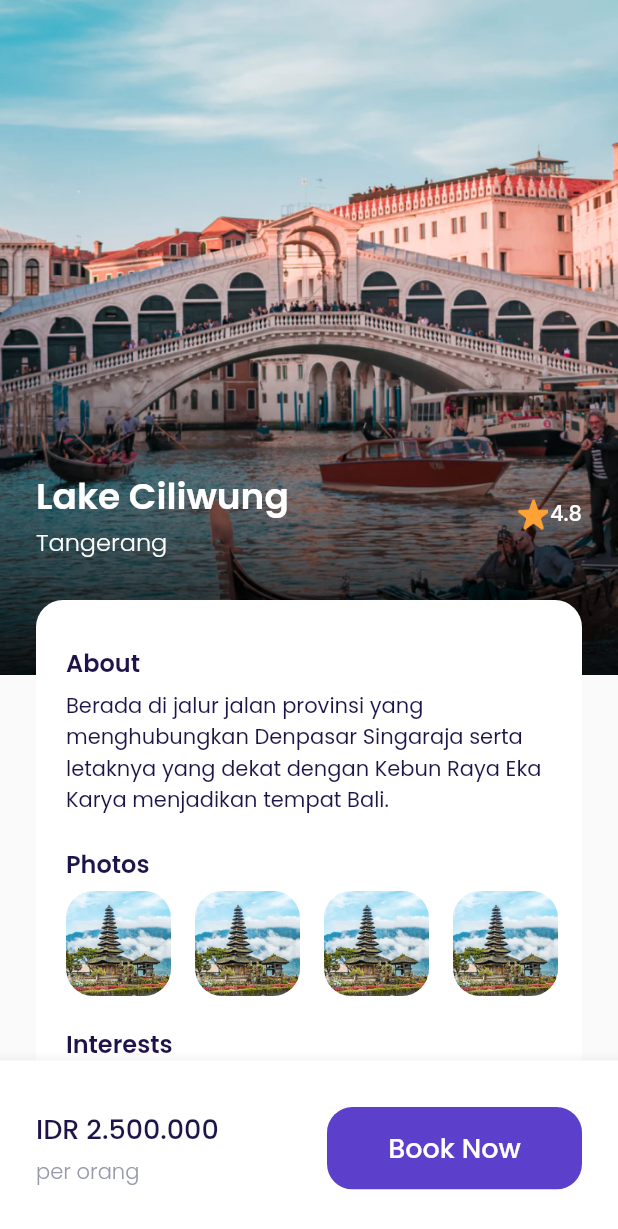
After one commit to rudiusman18/Travel-App, a Flutter app: the HomePage screen opened directly, after a tap on "4.8", on a phone screen of 412 x 824 dp. The commit adds this screen. Shown: the top 1229 px of the screen. Run offline on Flutter 3.47's test engine with Material 2 defaults, Android fonts, the phone set to English and light mode, and no system bars; our stand-ins replace google_fonts, page_transition.

Commit message:
Update Latest Rudi Usman

```diff
--- a/lib/main.dart
+++ b/lib/main.dart
@@ -4,20 +4,20 @@ import 'package:airplane_mobile/user%20interface/pages/main_page.dart';
 import 'package:airplane_mobile/user%20interface/pages/sign_up_page.dart';
 import 'package:airplane_mobile/user%20interface/pages/splash_screen.dart';
 import 'package:flutter/material.dart';
+import 'package:flutter/services.dart';
 import 'package:page_transition/page_transition.dart';
 
 void main(List<String> args) {
-  // NOTE: kode dibawah ini akan diimplementasikan nanti karena ada error Null Value saat ini
-  // SystemChrome.setPreferredOrientations([
-  //   DeviceOrientation.portraitUp,
-  //   DeviceOrientation.portraitDown,
-  // ]);
   runApp(MyApp());
 }
 
 class MyApp extends StatelessWidget {
   @override
   Widget build(BuildContext context) {
+    SystemChrome.setPreferredOrientations([
+      DeviceOrientation.portraitUp,
+      DeviceOrientation.portraitDown,
+    ]);
     return MaterialApp(
       debugShowCheckedModeBanner: false,
       title: "BWA Airplane",
--- a/lib/user interface/pages/main page/book_page.dart
+++ b/lib/user interface/pages/main page/book_page.dart
@@ -1,5 +1,4 @@
 import 'package:flutter/material.dart';
-import '../../../shared/theme.dart';
 
 class BookPage extends StatelessWidget {
   @override
--- /dev/null
+++ b/lib/user interface/pages/main page/detail_destination_page.dart
@@ -0,0 +1,328 @@
+import 'package:flutter/material.dart';
+import '../../../shared/theme.dart';
+
+class DetailDestinationPage extends StatelessWidget {
+  final String? imgUrl;
+  final String? destinationName;
+  final String? city;
+  final String? star;
+
+  DetailDestinationPage({
+    this.imgUrl,
+    this.destinationName,
+    this.city,
+    this.star,
+  });
+
+  @override
+  Widget build(BuildContext context) {
+    Widget informationTitle() {
+      return Container(
+        padding: EdgeInsets.symmetric(
+          horizontal: defaultMargin,
+        ),
+        width: double.infinity,
+        height: 214,
+        decoration: BoxDecoration(
+            gradient: LinearGradient(
+                begin: Alignment.topCenter,
+                end: Alignment.bottomCenter,
+                colors: [
+              Colors.transparent,
+              Colors.black.withOpacity(0.9),
+            ])),
+        child: Row(
+          children: [
+            Expanded(
+              child: Column(
+                mainAxisAlignment: MainAxisAlignment.center,
+                crossAxisAlignment: CrossAxisAlignment.start,
+                children: [
+                  Flexible(
+                    child: Text(
+                      '$destinationName ',
+                      style: whiteTextStyle.copyWith(
+                        fontSize: 24,
+                        fontWeight: semiBold,
+                      ),
+                      overflow: TextOverflow.fade,
+                    ),
+                  ),
+                  Text(
+                    '$city',
+                    style: whiteTextStyle.copyWith(
+                      fontSize: 16,
+                      fontWeight: light,
+                    ),
+                  ),
+                ],
+              ),
+            ),
+            Container(
+              margin: EdgeInsets.only(right: 1),
+              child: Image.asset(
+                'assets/starIcon.png',
+                width: 21,
+                height: 21,
+              ),
+            ),
+            Text(
+              '$star',
+              style: whiteTextStyle.copyWith(
+                fontWeight: medium,
+              ),
+            ),
+          ],
+        ),
+      );
+    }
+
+    Widget photos({
+      required int position,
+      required String imgUrl,
+    }) {
+      return Container(
+        width: 70,
+        height: 70,
+        margin: EdgeInsets.only(
+          left: position == 0 ? 20 : 16,
+          right: position == 5 ? 20 : 0,
+        ),
+        decoration: BoxDecoration(
+          borderRadius: BorderRadius.circular(18),
+          image: DecorationImage(
+            image: AssetImage('assets/$imgUrl'),
+          ),
+        ),
+      );
+    }
+
+    interestItem({required String interest}) {
+      return Container(
+        width: 116,
+        child: Row(
+          children: [
+            Image.asset(
+              'assets/circle_check_icon.png',
+              width: 16,
+              height: 16,
+            ),
+            SizedBox(
+              width: 6,
+            ),
+            Text(
+              '$interest',
+              style: titleTextStyle,
+            )
+          ],
+        ),
+      );
+    }
+
+    Widget informationDetail() {
+      return Container(
+        margin: EdgeInsets.only(
+          top: 400,
+          left: defaultMargin,
+          right: defaultMargin,
+        ),
+        padding: EdgeInsets.symmetric(
+          vertical: 30,
+        ),
+        width: double.infinity,
+        decoration: BoxDecoration(
+          color: whiteColor,
+          borderRadius: BorderRadius.circular(18),
+        ),
+        child: Column(
+          crossAxisAlignment: CrossAxisAlignment.start,
+          children: [
+            Container(
+              padding: EdgeInsets.symmetric(horizontal: 20),
+              child: Column(
+                crossAxisAlignment: CrossAxisAlignment.start,
+                children: [
+                  Text(
+                    'About',
+                    style: titleTextStyle.copyWith(
+                      fontSize: 16,
+                      fontWeight: semiBold,
+                    ),
+                  ),
+                  // NOTE: about content is here
+                  SizedBox(
+                    height: 6,
+                  ),
+                  Text(
+                    'Berada di jalur jalan provinsi yang menghubungkan Denpasar Singaraja serta letaknya yang dekat dengan Kebun Raya Eka Karya menjadikan tempat Bali.',
+                    style: titleTextStyle,
+                  ),
+                  // ?? PHOTOS SECTION
+                  SizedBox(
+                    height: 20,
+                  ),
+                  Text(
+                    'Photos',
+                    style: titleTextStyle.copyWith(
+                      fontSize: 16,
+                      fontWeight: semiBold,
+                    ),
+                  ),
+                ],
+              ),
+            ),
+// NOTE: -- DIVIDER BETWEEN 'PHOTOS' TEXT TO PHOTOS CONTAINER
+            // NOTE: photos content is here
+            SizedBox(
+              height: 6,
+            ),
+            SingleChildScrollView(
+              scrollDirection: Axis.horizontal,
+              child: Row(
+                children: [
+                  photos(position: 0, imgUrl: 'destination6.png'),
+                  photos(position: 1, imgUrl: 'destination6.png'),
+                  photos(position: 2, imgUrl: 'destination6.png'),
+                  photos(position: 3, imgUrl: 'destination6.png'),
+                  photos(position: 4, imgUrl: 'destination6.png'),
+                  photos(position: 5, imgUrl: 'destination6.png'),
+                ],
+              ),
+            ),
+            SizedBox(
+              height: 20,
+            ),
+            Container(
+              margin: EdgeInsets.symmetric(
+                horizontal: 20,
+              ),
+              child: Column(
+                crossAxisAlignment: CrossAxisAlignment.start,
+                children: [
+                  Text(
+                    'Interests',
+                    style: titleTextStyle.copyWith(
+                      fontSize: 16,
+                      fontWeight: semiBold,
+                    ),
+                  ),
+                  SizedBox(
+                    height: 10,
+                  ),
+                  Wrap(
+                    runSpacing: 10,
+                    spacing: 23,
+                    children: [
+                      interestItem(
+                        interest: 'Kids Park',
+                      ),
+                      interestItem(
+                        interest: 'Honor Bridge',
+                      ),
+                      interestItem(
+                        interest: 'City Museum',
+                      ),
+                      interestItem(
+                        interest: 'Central Mall',
+                      ),
+                    ],
+                  ),
+                ],
+              ),
+            ),
+          ],
+        ),
+      );
+    }
+
+    Widget bottomNavbar() {
+      return BottomAppBar(
+        child: Container(
+          margin: EdgeInsets.only(
+            top: 31,
+            left: defaultMargin,
+            right: defaultMargin,
+            bottom: 31,
+          ),
+          child: Row(
+            children: [
+              Expanded(
+                child: Column(
+                  mainAxisSize: MainAxisSize.min,
+                  crossAxisAlignment: CrossAxisAlignment.start,
+                  children: [
+                    Text(
+                      'IDR 2.500.000',
+                      style: titleTextStyle.copyWith(
+                        fontSize: 18,
+                        fontWeight: medium,
+                      ),
+                    ),
+                    SizedBox(
+                      height: 5,
+                    ),
+                    Text(
+                      'per orang',
+                      style: subtitleTextStyle.copyWith(
+                        fontWeight: light,
+                      ),
+                    ),
+                  ],
+                ),
+              ),
+              Container(
+                width: 170,
+                height: 55,
+                child: ClipRRect(
+                  borderRadius: BorderRadius.circular(
+                    defaultRadius,
+                  ),
+                  child: TextButton(
+                    onPressed: () {},
+                    style: TextButton.styleFrom(
+                      backgroundColor: primaryColor,
+                    ),
+                    child: Text(
+                      'Book Now',
+                      style: whiteTextStyle.copyWith(
+                        fontSize: 18,
+                        fontWeight: medium,
+                      ),
+                    ),
+                  ),
+                ),
+              ),
+            ],
+          ),
+        ),
+      );
+    }
+
+    return Scaffold(
+      bottomNavigationBar: bottomNavbar(),
+      body: ListView(
+        children: [
+          Stack(
+            children: [
+              Container(
+                width: double.infinity,
+                height: 450,
+                alignment: Alignment.bottomCenter,
+                decoration: BoxDecoration(
+                  image: DecorationImage(
+                    image: AssetImage(
+                      'assets/$imgUrl',
+                    ),
+                    fit: BoxFit.cover,
+                  ),
+                ),
+                child: informationTitle(),
+              ),
+              informationDetail(),
+            ],
+          ),
+        ],
+      ),
+    );
+  }
+}
--- a/lib/user interface/pages/main page/home_page.dart
+++ b/lib/user interface/pages/main page/home_page.dart
@@ -1,4 +1,6 @@
+import 'package:airplane_mobile/user%20interface/pages/main%20page/detail_destination_page.dart';
 import 'package:flutter/material.dart';
+import 'package:page_transition/page_transition.dart';
 import '../../../shared/theme.dart';
 
 class HomePage extends StatelessWidget {
@@ -49,6 +51,7 @@ class HomePage extends StatelessWidget {
       );
     }
 
+// NOTE: popular destination (up section)
     Widget popularDestination({
       required int position,
       String? destinationName,
@@ -56,7 +59,21 @@ class HomePage extends StatelessWidget {
       String? location,
       String? assets,
     }) {
-      return Container(
+      return GestureDetector(
+        onTap: () {
+          Navigator.push(
+            context,
+            PageTransition(
+                child: DetailDestinationPage(
+                  city: location,
+                  destinationName: destinationName,
+                  imgUrl: assets,
+                  star: star,
+                ),
+                type: PageTransitionType.rightToLeft),
+          );
+        },
+        child: Container(
           margin: EdgeInsets.only(
             top: 30,
             left: position == 0 ? defaultMargin : 0,
@@ -140,16 +157,32 @@ class HomePage extends StatelessWidget {
               ),
             ],
           ),
+        ),
       );
     }
 
+// NOTE: new destination (below section)
     Widget newDestination({
       String? imgUrl,
       String? destinationName,
       String? city,
       String? star,
     }) {
-      return Container(
+      return GestureDetector(
+        onTap: () {
+          Navigator.push(
+            context,
+            PageTransition(
+                child: DetailDestinationPage(
+                  city: city,
+                  destinationName: destinationName,
+                  imgUrl: imgUrl,
+                  star: star,
+                ),
+                type: PageTransitionType.rightToLeft),
+          );
+        },
+        child: Container(
           margin: EdgeInsets.only(
             top: 16,
           ),
@@ -220,6 +253,7 @@ class HomePage extends StatelessWidget {
                 ],
               ),
             ],
+          ),
         ),
       );
     }
--- a/lib/user interface/pages/main page/setting_page.dart
+++ b/lib/user interface/pages/main page/setting_page.dart
@@ -1,5 +1,4 @@
 import 'package:flutter/material.dart';
-import '../../../shared/theme.dart';
 
 class SettingPage extends StatelessWidget {
   @override
--- a/lib/user interface/pages/main page/wallet_page.dart
+++ b/lib/user interface/pages/main page/wallet_page.dart
@@ -1,5 +1,4 @@
 import 'package:flutter/material.dart';
-import '../../../shared/theme.dart';
 
 class WalletPage extends StatelessWidget {
   @override
```
Lines whose indentation alone changed are shown as unchanged.
